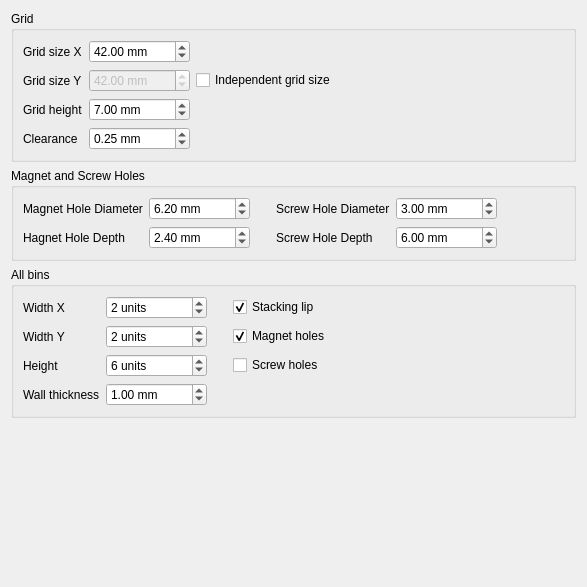
Above: freecad/gridfinity_workbench/ui/preferences.ui from Stu142/FreeCAD-Gridfinity-Workbench before the change. Below: the same form after it.
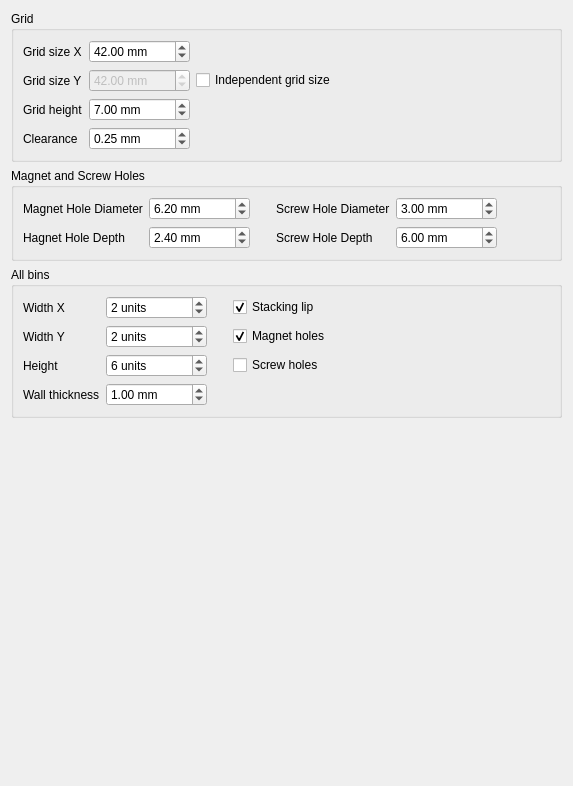
That is the form after the change. Custom widgets are drawn as their Qt base class.

```diff
--- a/freecad/gridfinity_workbench/ui/preferences.ui
+++ b/freecad/gridfinity_workbench/ui/preferences.ui
@@ -6,8 +6,8 @@
    <rect>
     <x>0</x>
     <y>0</y>
-    <width>587</width>
-    <height>587</height>
+    <width>573</width>
+    <height>786</height>
    </rect>
   </property>
   <property name="windowTitle">
```
Left out of the diff: 196 changed lines with no effect on the pictures.
